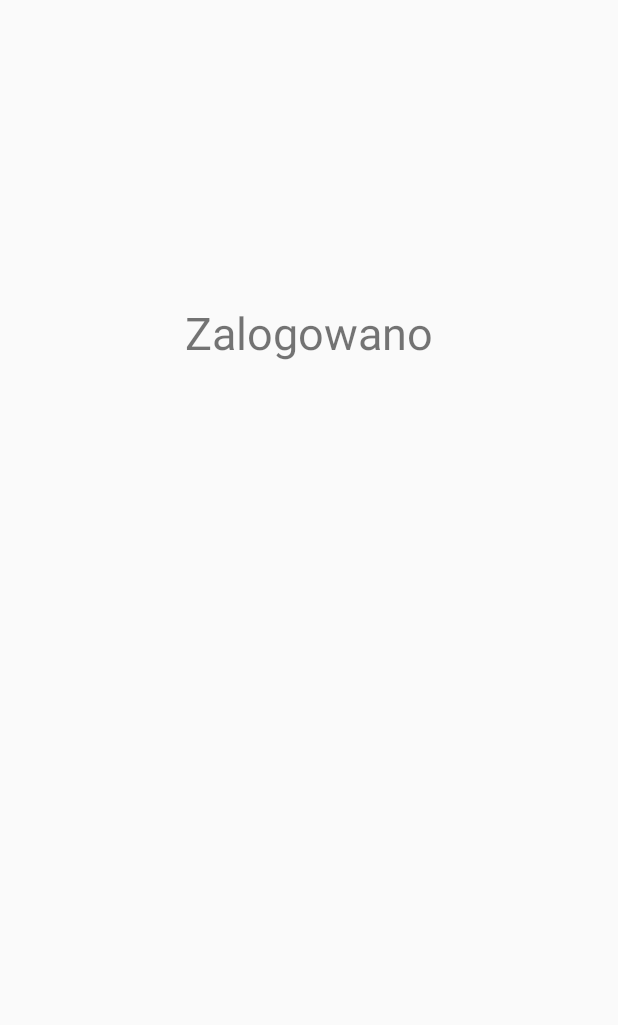
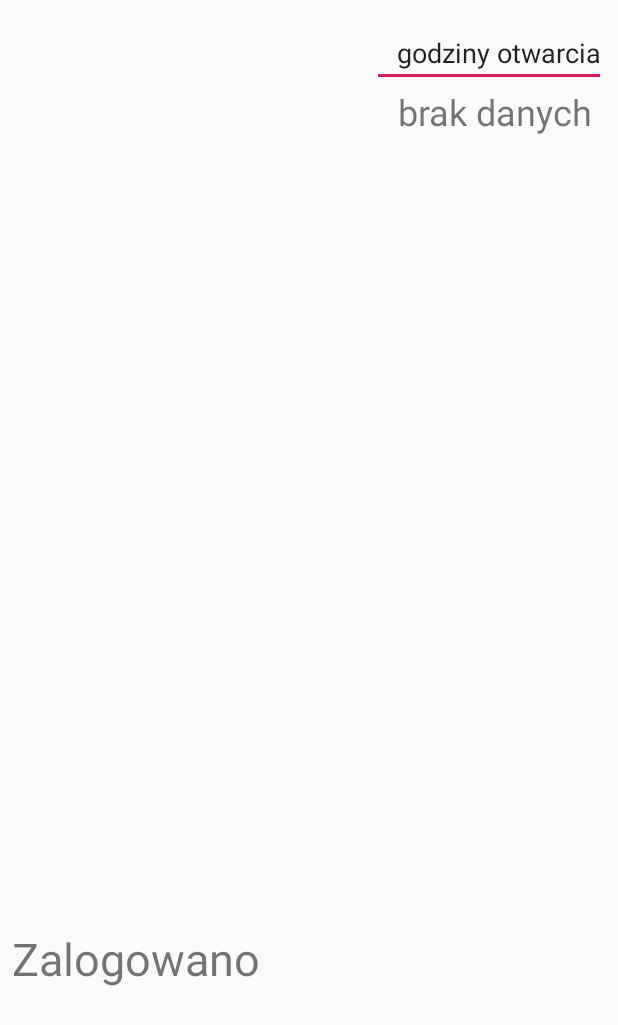
Before and after one commit to k-rokicki/BUWing, an Android app: the layout activity_logged.xml on its own in the app's theme, with its tools: preview values and no code run, on a phone screen of 412 x 824 dp. Shown: the top 1025 px of the screen. Run offline under Robolectric (Android 15) with nearby library versions, the phone set to English and light mode, and no system bars.

Commit message:
[Kacper] standardowe godziny otwarcia

```diff
--- a/BUWing/app/src/main/AndroidManifest.xml
+++ b/BUWing/app/src/main/AndroidManifest.xml
@@ -13,7 +13,7 @@
         android:theme="@style/AppTheme"
         android:usesCleartextTraffic="true">
         <activity android:name=".RegisterActivity"></activity>
-        <activity android:name=".LoggedActivity" />
+        <activity android:name=".LoggedActivity"></activity>
         <activity android:name=".MainActivity">
             <intent-filter>
                 <action android:name="android.intent.action.MAIN" />
--- a/BUWing/app/src/main/res/layout/activity_logged.xml
+++ b/BUWing/app/src/main/res/layout/activity_logged.xml
@@ -8,7 +8,7 @@
 
     <TextView
         android:id="@+id/welcomeTextView"
-        android:layout_width="wrap_content"
+        android:layout_width="0dp"
         android:layout_height="wrap_content"
         android:layout_marginStart="8dp"
         android:layout_marginTop="8dp"
@@ -18,7 +18,42 @@
         android:textSize="30sp"
         app:layout_constraintBottom_toBottomOf="parent"
         app:layout_constraintEnd_toEndOf="parent"
+        app:layout_constraintHorizontal_bias="0.034"
         app:layout_constraintStart_toStartOf="parent"
         app:layout_constraintTop_toTopOf="parent"
-        app:layout_constraintVertical_bias="0.252" />
+        app:layout_constraintVertical_bias="0.796" />
+
+    <TextView
+        android:id="@+id/openingHoursTextView"
+        android:layout_width="wrap_content"
+        android:layout_height="wrap_content"
+        android:layout_marginStart="8dp"
+        android:layout_marginEnd="8dp"
+        android:layout_marginBottom="8dp"
+        android:text="TextView"
+        android:textAlignment="textEnd"
+        android:textSize="24sp"
+        app:layout_constraintBottom_toBottomOf="parent"
+        app:layout_constraintEnd_toEndOf="parent"
+        app:layout_constraintHorizontal_bias="0.965"
+        app:layout_constraintStart_toStartOf="parent"
+        app:layout_constraintTop_toBottomOf="@+id/openingHoursEditText"
+        app:layout_constraintVertical_bias="0.0"
+        tools:text="brak danych" />
+
+    <EditText
+        android:id="@+id/openingHoursEditText"
+        android:layout_width="156dp"
+        android:layout_height="41dp"
+        android:layout_marginTop="8dp"
+        android:layout_marginEnd="8dp"
+        android:layout_marginBottom="8dp"
+        android:ems="10"
+        android:inputType="text"
+        android:text="godziny otwarcia"
+        android:textAlignment="viewEnd"
+        app:layout_constraintBottom_toBottomOf="parent"
+        app:layout_constraintEnd_toEndOf="parent"
+        app:layout_constraintTop_toTopOf="parent"
+        app:layout_constraintVertical_bias="0.011" />
 </android.support.constraint.ConstraintLayout>
```
Also changed, not shown: BUWing/app/src/main/java/com/example/buwing/LoggedActivity.java (+66 -0 lines), 1 other file.
